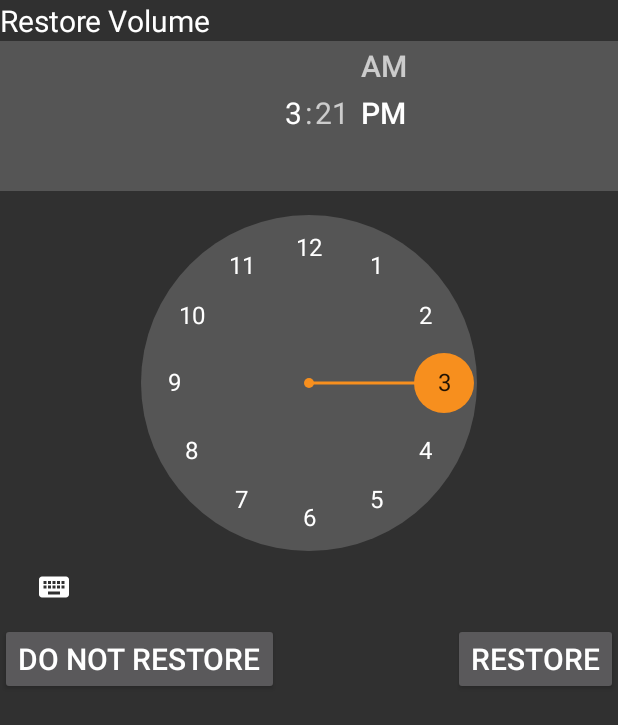
After one commit to cmpickle/Volumize, an Android app: the layout activity_restore_dialog.xml on its own in the app's theme, with its tools: preview values and no code run, on a phone screen of 412 x 824 dp. The commit adds this screen. Shown: the top 725 px of the screen. Run offline under Robolectric (Android 15) with nearby library versions, the phone set to English and light mode, and no system bars.

Commit message:
added onVolume silence|vibrate popup volume restore dialog

```diff
--- a/app/src/main/java/com/cmpickle/volumize/view/alerts/AlertType.java
+++ b/app/src/main/java/com/cmpickle/volumize/view/alerts/AlertType.java
@@ -8,5 +8,5 @@ package com.cmpickle.volumize.view.alerts;
 public enum AlertType {
     CONFIRM_DELETE,
     CONFIRM_DISCARD,
-    TIME_PICKER
+    RESTORE_VOLUME
 }
--- /dev/null
+++ b/app/src/main/res/layout/activity_restore_dialog.xml
@@ -0,0 +1,33 @@
+<?xml version="1.0" encoding="utf-8"?>
+<LinearLayout xmlns:android="http://schemas.android.com/apk/res/android"
+    android:orientation="vertical" android:layout_width="match_parent"
+    android:layout_height="match_parent">
+
+    <TextView
+        android:layout_width="wrap_content"
+        android:layout_height="wrap_content"
+        android:text="@string/restore_volume"/>
+
+    <TimePicker
+        android:id="@+id/time_picker_restore"
+        android:layout_width="wrap_content"
+        android:layout_height="wrap_content" />
+
+    <RelativeLayout
+        android:layout_width="match_parent"
+        android:layout_height="wrap_content">
+        <Button
+            android:id="@+id/btn_do_not_restore"
+            android:layout_width="wrap_content"
+            android:layout_height="wrap_content"
+            android:text="@string/do_not_restore"/>
+
+        <Button
+            android:id="@+id/btn_restore"
+            android:layout_width="wrap_content"
+            android:layout_height="wrap_content"
+            android:layout_alignParentEnd="true"
+            android:text="@string/restore"/>
+
+    </RelativeLayout>
+</LinearLayout>
--- a/app/src/main/res/values/strings.xml
+++ b/app/src/main/res/values/strings.xml
@@ -76,4 +76,8 @@
     <string name="friday_short">F</string>
     <string name="saturday_short">Sa</string>
     <string name="volume_d">Volume %d</string>
+    <string name="restore_volume">Restore Volume</string>
+    <string name="restore_volume_dialog_subtitle">When would you like to restore your volume?</string>
+    <string name="do_not_restore">Do not restore</string>
+    <string name="restore">Restore</string>
 </resources>
--- a/app/src/main/res/values/styles.xml
+++ b/app/src/main/res/values/styles.xml
@@ -10,4 +10,14 @@
         <item name="android:textColor">@android:color/white</item>
         <item name="preferenceTheme">@style/PreferenceThemeOverlay</item>
     </style>
+
+    <style name="RestoreVolumeDialogTheme" parent="Theme.AppCompat.Dialog">
+        <item name="colorPrimary">@color/colorPrimary</item>
+        <item name="colorPrimaryDark">@color/colorPrimaryDark</item>
+        <item name="colorAccent">@color/colorAccent</item>
+        <item name="android:textSize">20sp</item>
+        <item name="android:textColor">@android:color/white</item>
+        <item name="android:background">@color/cardview_dark_background</item>
+    </style>
+
 </resources>
```
Also changed, not shown: app/src/main/AndroidManifest.xml (+9 -0 lines), app/src/main/java/com/cmpickle/volumize/data/receivers/RingerModeStateChangedReceiver.java (added, +28 -0 lines), app/src/main/java/com/cmpickle/volumize/view/dialogs/VolumeRestoreDialog.java (added, +43 -0 lines), app/src/main/java/com/cmpickle/volumize/view/volumeadjust/VolumeAdjustFragment.java (+8 -4 lines).
